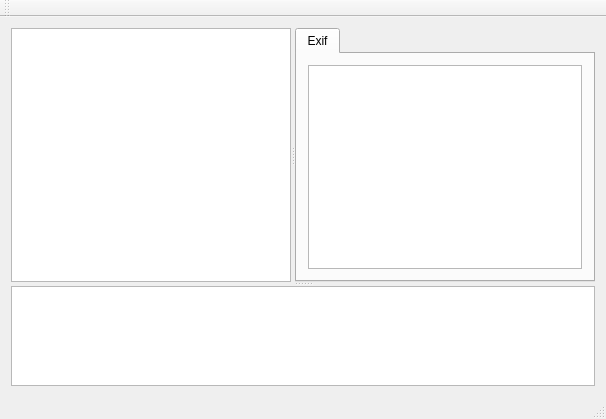
First picture: the form in eyefilinuxui/gui/ui/mainwindow.ui, repository hgdeoro/EFLU, before the edit.
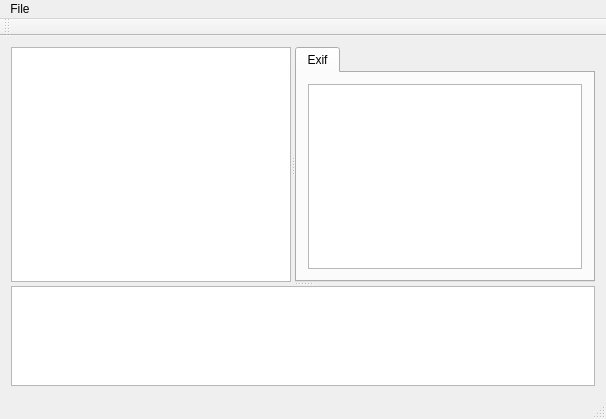
Second picture: the form after the edit.

Commit message: Add File menu with Quit action

Patch:
```diff
--- a/eyefilinuxui/gui/ui/mainwindow.ui
+++ b/eyefilinuxui/gui/ui/mainwindow.ui
@@ -91,6 +91,13 @@
      <height>21</height>
     </rect>
    </property>
+   <widget class="QMenu" name="menuFile">
+    <property name="title">
+     <string>File</string>
+    </property>
+    <addaction name="action_Quit"/>
+   </widget>
+   <addaction name="menuFile"/>
   </widget>
   <widget class="QToolBar" name="mainToolBar">
    <attribute name="toolBarArea">
```
Left out of the diff: 26 changed lines with no effect on the pictures. The commit also changes 1 other file.
